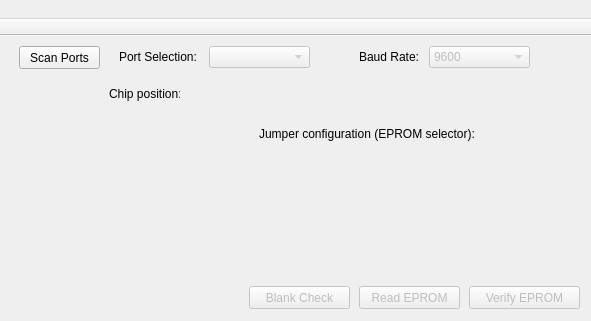
Old version of the form mainwindow.ui in the repository atinocoh/arduino-eprom-programmer; both pictures show x 261 to 852 and y 0 to 321 of the 852 by 491 pixel window.
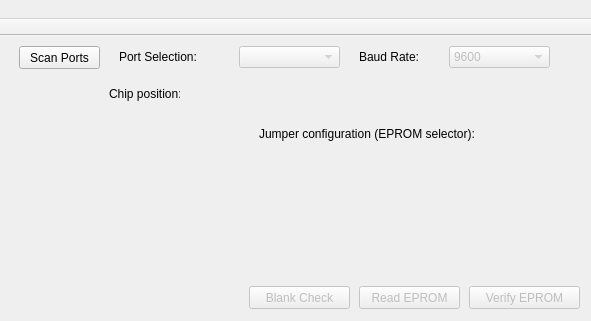
New version of the form. Icons and pictures are not drawn.

Diff of the .ui file:
```diff
--- a/mainwindow.ui
+++ b/mainwindow.ui
@@ -56,7 +56,7 @@
    <widget class="QLabel" name="jumperPosition">
     <property name="geometry">
      <rect>
-      <x>580</x>
+      <x>690</x>
       <y>130</y>
       <width>91</width>
       <height>81</height>
@@ -240,7 +240,7 @@
      <rect>
       <x>380</x>
       <y>10</y>
-      <width>81</width>
+      <width>111</width>
       <height>21</height>
      </rect>
     </property>
@@ -254,7 +254,7 @@
     </property>
     <property name="geometry">
      <rect>
-      <x>470</x>
+      <x>500</x>
       <y>10</y>
       <width>101</width>
       <height>22</height>
@@ -324,7 +324,7 @@
      <rect>
       <x>620</x>
       <y>10</y>
-      <width>71</width>
+      <width>81</width>
       <height>21</height>
      </rect>
     </property>
@@ -338,7 +338,7 @@
     </property>
     <property name="geometry">
      <rect>
-      <x>690</x>
+      <x>710</x>
       <y>10</y>
       <width>101</width>
       <height>22</height>
```
Left out of the diff: 21 changed lines with no effect on the pictures.
